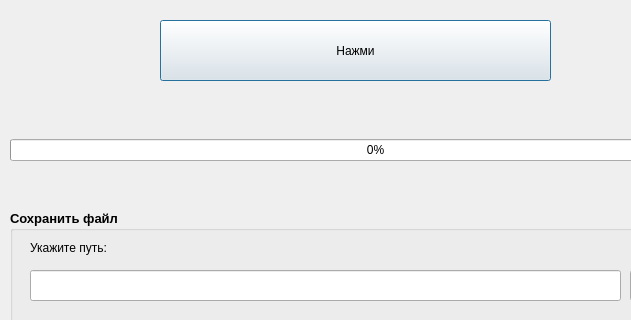
First picture: the form in first/recieve_file_mode.ui, repository slmir/test, before the edit; both pictures show x 0 to 631 and y 0 to 320 of the 760 by 483 pixel window.
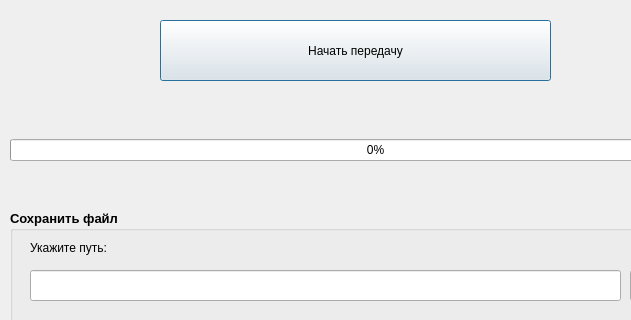
Second picture: the form after the edit.

What changed in the file:
```diff
--- a/first/recieve_file_mode.ui
+++ b/first/recieve_file_mode.ui
@@ -23,7 +23,7 @@
     </rect>
    </property>
    <property name="text">
-    <string>Нажми</string>
+    <string>Начать передачу</string>
    </property>
   </widget>
   <widget class="QGroupBox" name="Save_file_gropubox">
```
